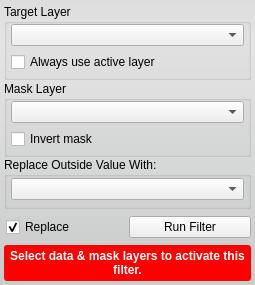
Qt form src/Interface/ToolInterface/MaskDataFilterInterface.ui (jessdtate/Seg3D) before a commit.
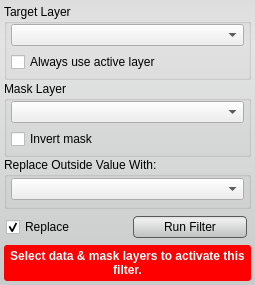
The same form after that commit. Custom widgets are drawn as their Qt base class.

Commit message: added styles to the ui buttons still some tweaking that needs done.  check out the Discrete Gaussian Blur tool and let me know if the lighter background looks better.

```diff
--- a/src/Interface/ToolInterface/MaskDataFilterInterface.ui
+++ b/src/Interface/ToolInterface/MaskDataFilterInterface.ui
@@ -23,6 +23,27 @@
    <string notr="true">QWidget#MaskDataFilterInterface{
 	border-radius: 3px;
 	background-color: qlineargradient(spread:pad, x1:0.5, y1:0, x2:0.5, y2:0.960227, stop:0 rgba(221, 221, 221, 255), stop:0.155779 rgba(228, 228, 228, 255), stop:1 rgba(202, 204, 204, 255));      
+}
+
+QPushButton{
+	background-color: qlineargradient(spread:pad, x1:0.5, y1:0, x2:0.5, y2:0.960227, stop:0 rgba(221, 221, 221, 255), stop:0.155779 rgba(238, 238, 238, 255), stop:1 rgba(192, 194, 194, 255));
+	border-radius: 4px;
+	border: 1px solid rgb(90, 90, 90);
+	margin:4px;
+}
+
+QPushButton:hover{
+	background-color: qlineargradient(spread:pad, x1:0.5, y1:0, x2:0.5, y2:1, stop:0 rgba(195, 195, 195, 255), stop:0.253769 rgba(206, 206, 206, 255), stop:1 rgba(185, 185, 185, 255));
+	border-radius: 4px;
+	border: 1px solid rgb(90, 90, 90);
+	margin:4px;
+}
+
+QPushButton:pressed{
+	background-color: qlineargradient(spread:pad, x1:0.5, y1:0, x2:0.5, y2:1, stop:0 rgba(150, 150, 150, 255), stop:0.753769 rgba(206, 206, 206, 255), stop:1 rgba(185, 185, 185, 255));
+	border-radius: 4px;
+	border: 1px solid rgb(90, 90, 90);
+	margin:4px;
 }</string>
   </property>
   <layout class="QVBoxLayout" name="verticalLayout">
@@ -274,6 +295,12 @@
       </item>
       <item>
        <widget class="QPushButton" name="runFilterButton">
+        <property name="minimumSize">
+         <size>
+          <width>0</width>
+          <height>30</height>
+         </size>
+        </property>
         <property name="text">
          <string>Run Filter</string>
         </property>
```
The commit also changes 57 other files.
